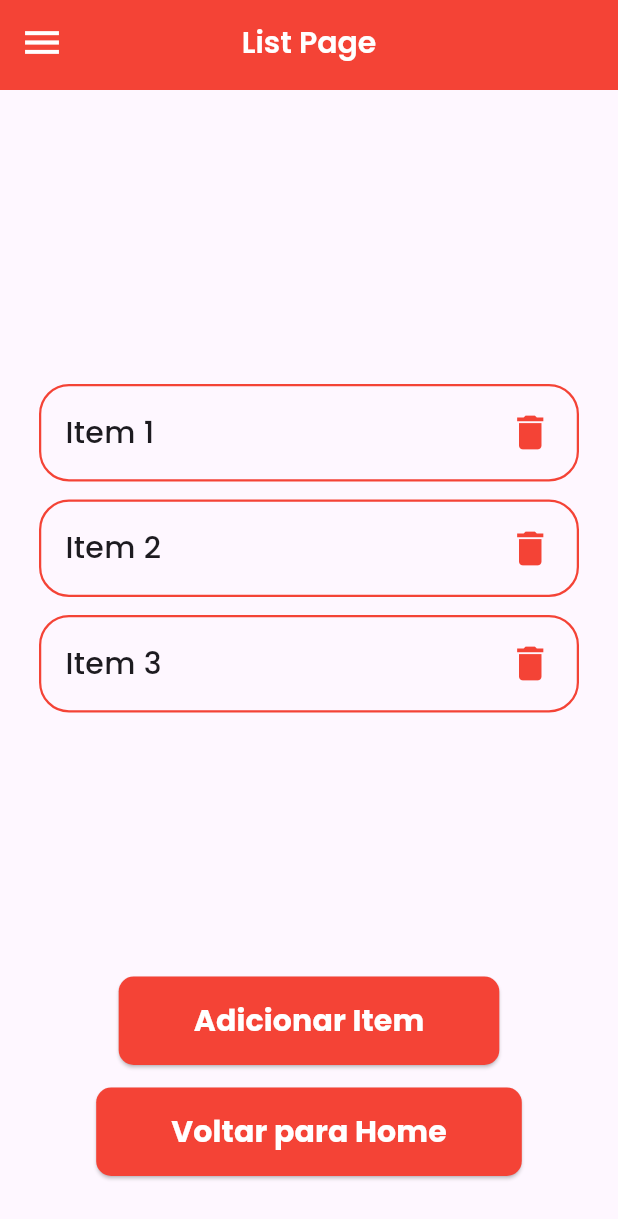
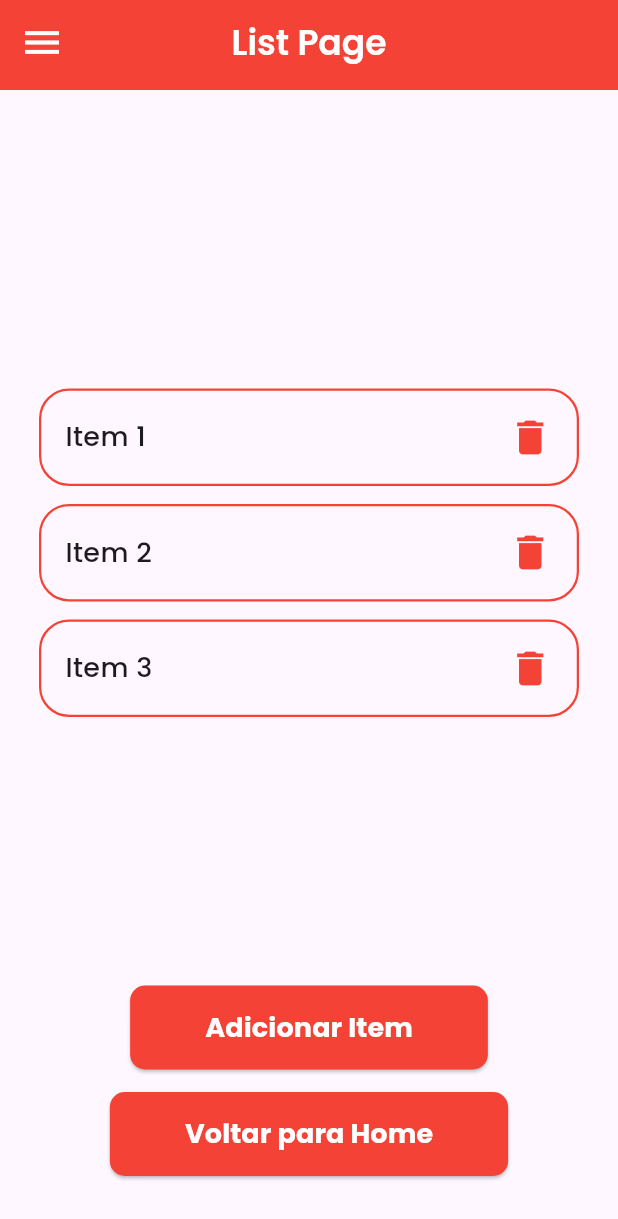
Before and after one commit to taynahsaito/flutter_app_hands_on2, a Flutter app: the SegundaPagina screen opened directly, on a phone screen of 412 x 824 dp. Shown: the top 1219 px of the screen. Run offline on Flutter 3.47's test engine with Material 3 defaults, Android fonts, the phone set to English and light mode, and no system bars; our stand-ins replace google_fonts.

Commit message:
troca de tamanho de palavras

```diff
--- a/lib/components/item_component.dart
+++ b/lib/components/item_component.dart
@@ -21,7 +21,7 @@ class ItemComponent extends StatelessWidget {
             Text(
               'Item ${contador.toString()}',
               style: GoogleFonts.poppins(
-                  fontSize: 20, fontWeight: FontWeight.w500),
+                  fontSize: 18, fontWeight: FontWeight.w500),
             ),
             const Icon(
               Icons.delete,
--- a/lib/pages/list_page.dart
+++ b/lib/pages/list_page.dart
@@ -22,7 +22,7 @@ class _SecondPageState extends State<SegundaPagina> {
           title: Text(
             "List Page",
             style: GoogleFonts.poppins(
-              fontSize: 20,
+              fontSize: 23,
               fontWeight: FontWeight.w600,
               color: Colors.white,
             ),
@@ -78,7 +78,7 @@ class _SecondPageState extends State<SegundaPagina> {
                       child: const Text(
                         "Adicionar Item",
                         style: TextStyle(
-                            fontSize: 20, fontWeight: FontWeight.w700),
+                            fontSize: 18, fontWeight: FontWeight.w700),
                       ),
                     ),
                   ),
@@ -101,7 +101,7 @@ class _SecondPageState extends State<SegundaPagina> {
                     child: const Text(
                       "Voltar para Home",
                       style:
-                          TextStyle(fontSize: 20, fontWeight: FontWeight.w700),
+                          TextStyle(fontSize: 18, fontWeight: FontWeight.w700),
                     ),
                   ),
                 ],
```
